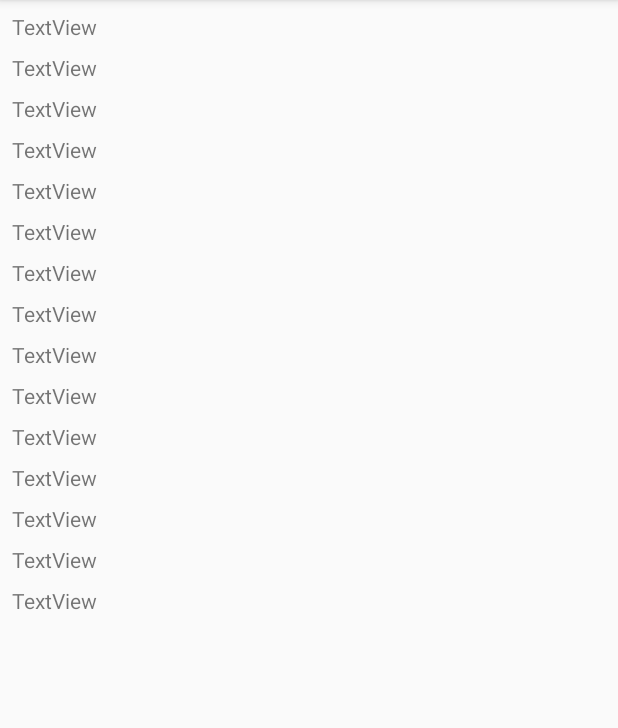
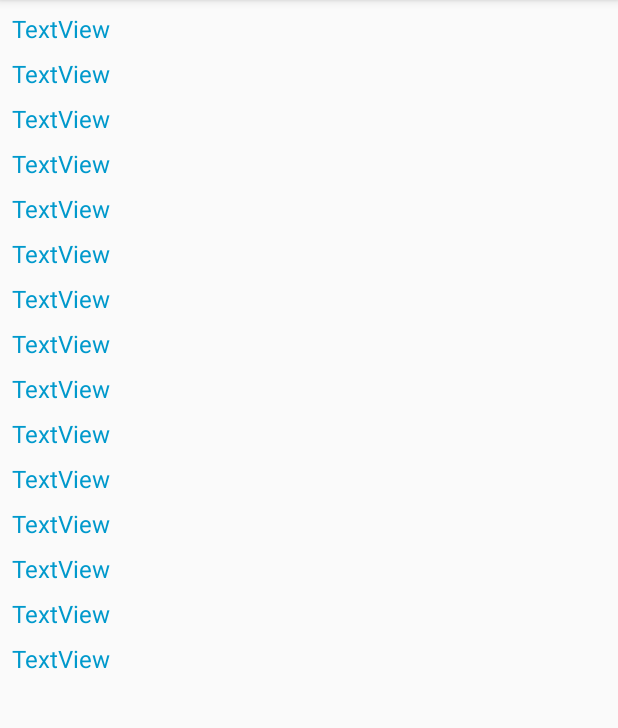
Before and after one commit to kamal777682/C0777682_W2020_MAD3125_MidTerm, an Android app: the DataDisplayActivity screen opened directly, with no data from a screen before it, on a phone screen of 412 x 824 dp, the part 84-812 px from its top. Run offline under Robolectric (Android 15) with nearby library versions, the phone set to English and light mode, and no system bars; 8 statements that could not run were skipped.

Commit message:
WORKING ON OUTPUT

```diff
--- a/app/src/main/res/layout/activity_data_display.xml
+++ b/app/src/main/res/layout/activity_data_display.xml
@@ -9,12 +9,16 @@
 
     <TextView
         android:id="@+id/textView"
+
         android:layout_width="match_parent"
         android:layout_height="wrap_content"
         android:layout_marginStart="8dp"
         android:layout_marginTop="8dp"
         android:layout_marginEnd="8dp"
         android:text="TextView"
+        android:ems="9"
+        android:textColor="@android:color/holo_blue_dark"
+        android:textSize="16sp"
         app:layout_constraintEnd_toEndOf="parent"
         app:layout_constraintStart_toStartOf="parent"
         app:layout_constraintTop_toTopOf="parent" />
@@ -27,6 +31,9 @@
         android:layout_marginTop="8dp"
         android:layout_marginEnd="8dp"
         android:text="TextView"
+        android:ems="9"
+        android:textColor="@android:color/holo_blue_dark"
+        android:textSize="16sp"
         app:layout_constraintEnd_toEndOf="parent"
         app:layout_constraintHorizontal_bias="0.0"
         app:layout_constraintStart_toStartOf="parent"
@@ -40,6 +47,9 @@
         android:layout_marginTop="8dp"
         android:layout_marginEnd="8dp"
         android:text="TextView"
+        android:ems="9"
+        android:textColor="@android:color/holo_blue_dark"
+        android:textSize="16sp"
         app:layout_constraintEnd_toEndOf="parent"
         app:layout_constraintStart_toStartOf="parent"
         app:layout_constraintTop_toBottomOf="@+id/textView4" />
@@ -52,6 +62,9 @@
         android:layout_marginTop="8dp"
         android:layout_marginEnd="8dp"
         android:text="TextView"
+        android:ems="9"
+        android:textColor="@android:color/holo_blue_dark"
+        android:textSize="16sp"
         app:layout_constraintEnd_toEndOf="parent"
         app:layout_constraintStart_toStartOf="parent"
         app:layout_constraintTop_toBottomOf="@+id/textView5" />
@@ -64,6 +77,9 @@
         android:layout_marginTop="8dp"
         android:layout_marginEnd="8dp"
         android:text="TextView"
+        android:ems="9"
+        android:textColor="@android:color/holo_blue_dark"
+        android:textSize="16sp"
         app:layout_constraintEnd_toEndOf="parent"
         app:layout_constraintStart_toStartOf="parent"
         app:layout_constraintTop_toBottomOf="@+id/textView6" />
@@ -76,6 +92,9 @@
         android:layout_marginTop="8dp"
         android:layout_marginEnd="8dp"
         android:text="TextView"
+        android:ems="9"
+        android:textColor="@android:color/holo_blue_dark"
+        android:textSize="16sp"
         app:layout_constraintEnd_toEndOf="parent"
         app:layout_constraintStart_toStartOf="parent"
         app:layout_constraintTop_toBottomOf="@+id/textView7" />
@@ -88,6 +107,9 @@
         android:layout_marginTop="8dp"
         android:layout_marginEnd="8dp"
         android:text="TextView"
+        android:ems="9"
+        android:textColor="@android:color/holo_blue_dark"
+        android:textSize="16sp"
         app:layout_constraintEnd_toEndOf="parent"
         app:layout_constraintStart_toStartOf="parent"
         app:layout_constraintTop_toBottomOf="@+id/textView8" />
@@ -99,6 +121,9 @@
         android:layout_marginTop="8dp"
         android:layout_marginEnd="8dp"
         android:text="TextView"
+        android:ems="9"
+        android:textColor="@android:color/holo_blue_dark"
+        android:textSize="16sp"
         app:layout_constraintEnd_toEndOf="parent"
         app:layout_constraintStart_toStartOf="parent"
         app:layout_constraintTop_toBottomOf="@+id/textView9" />
@@ -110,6 +135,9 @@
         android:layout_marginTop="8dp"
         android:layout_marginEnd="8dp"
         android:text="TextView"
+        android:ems="9"
+        android:textColor="@android:color/holo_blue_dark"
+        android:textSize="16sp"
         app:layout_constraintEnd_toEndOf="parent"
         app:layout_constraintStart_toStartOf="parent"
         app:layout_constraintTop_toBottomOf="@+id/textView10" />
@@ -121,6 +149,9 @@
         android:layout_marginTop="8dp"
         android:layout_marginEnd="8dp"
         android:text="TextView"
+        android:ems="9"
+        android:textColor="@android:color/holo_blue_dark"
+        android:textSize="16sp"
         app:layout_constraintEnd_toEndOf="parent"
         app:layout_constraintStart_toStartOf="parent"
         app:layout_constraintTop_toBottomOf="@+id/textView11" />
@@ -132,6 +163,9 @@
         android:layout_marginTop="8dp"
         android:layout_marginEnd="8dp"
         android:text="TextView"
+        android:ems="9"
+        android:textColor="@android:color/holo_blue_dark"
+        android:textSize="16sp"
         app:layout_constraintEnd_toEndOf="parent"
         app:layout_constraintStart_toStartOf="parent"
         app:layout_constraintTop_toBottomOf="@+id/textView12" />
@@ -143,6 +177,9 @@
         android:layout_marginTop="8dp"
         android:layout_marginEnd="8dp"
         android:text="TextView"
+        android:ems="9"
+        android:textColor="@android:color/holo_blue_dark"
+        android:textSize="16sp"
         app:layout_constraintEnd_toEndOf="parent"
         app:layout_constraintStart_toStartOf="parent"
         app:layout_constraintTop_toBottomOf="@+id/textView13" />
@@ -153,6 +190,9 @@
         android:layout_marginStart="8dp"
         android:layout_marginTop="8dp"
         android:layout_marginEnd="8dp"
+        android:ems="9"
+        android:textColor="@android:color/holo_blue_dark"
+        android:textSize="16sp"
         android:text="TextView"
         app:layout_constraintEnd_toEndOf="parent"
         app:layout_constraintStart_toStartOf="parent"
@@ -164,6 +204,9 @@
         android:layout_marginStart="8dp"
         android:layout_marginTop="8dp"
         android:layout_marginEnd="8dp"
+        android:ems="9"
+        android:textColor="@android:color/holo_blue_dark"
+        android:textSize="16sp"
         android:text="TextView"
         app:layout_constraintEnd_toEndOf="parent"
         app:layout_constraintStart_toStartOf="parent"
@@ -176,6 +219,9 @@
         android:layout_marginTop="8dp"
         android:layout_marginEnd="8dp"
         android:text="TextView"
+        android:ems="9"
+        android:textColor="@android:color/holo_blue_dark"
+        android:textSize="16sp"
         app:layout_constraintEnd_toEndOf="parent"
         app:layout_constraintStart_toStartOf="parent"
         app:layout_constraintTop_toBottomOf="@+id/textView16" />
```
Also changed, not shown: app/src/main/java/com/kamal/c0777682_w2020_mad3125_midterm/models/CRACustomer.java (+7 -6 lines), app/src/main/java/com/kamal/c0777682_w2020_mad3125_midterm/ui/DataDisplayActivity.java (+6 -5 lines).
